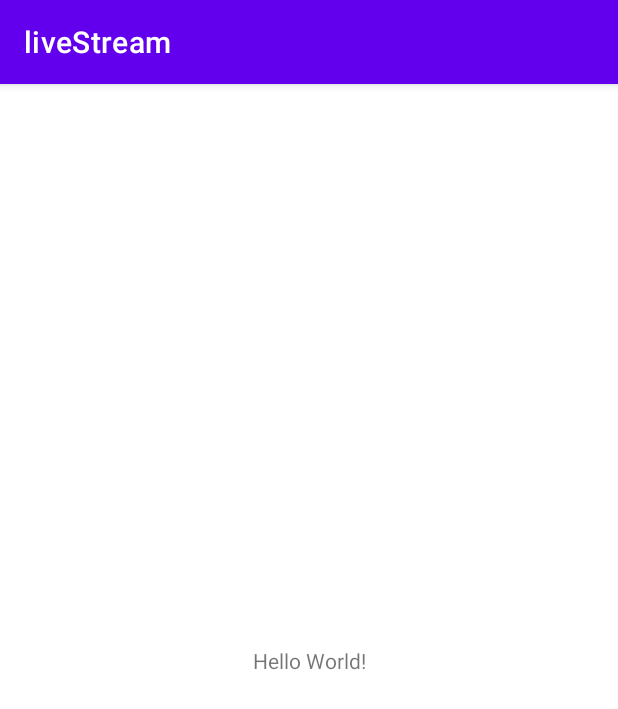
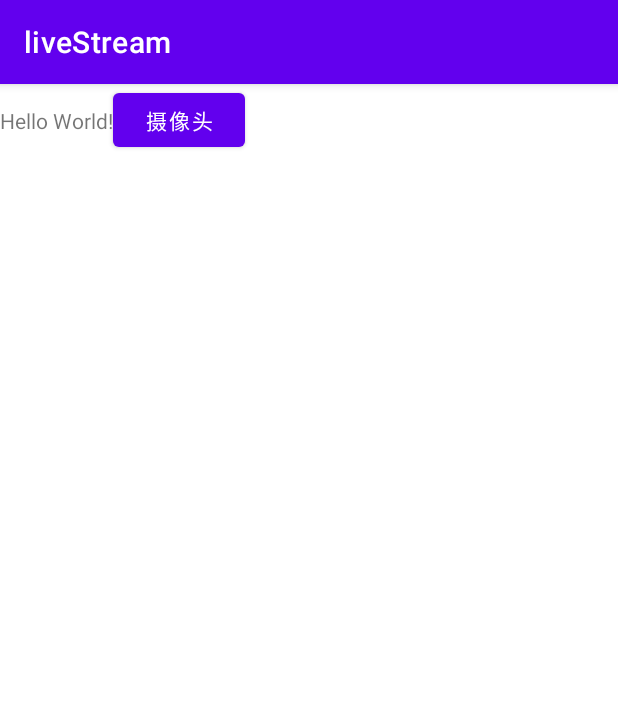
Before and after one commit to qq5132834/android, an Android app: the screen it shows after launch (MainActivity), on a phone screen of 412 x 824 dp. Shown: the top 709 px of the screen. Run offline under Robolectric (Android 15) with nearby library versions, the phone set to English and light mode, and no system bars; 2 statements that could not run were skipped.

Commit message:
打开摄像头

```diff
--- a/android/app/src/main/java/com/example/livestream/MainActivity.java
+++ b/android/app/src/main/java/com/example/livestream/MainActivity.java
@@ -2,7 +2,10 @@ package com.example.livestream;
 
 import androidx.appcompat.app.AppCompatActivity;
 
+import android.content.Intent;
 import android.os.Bundle;
+import android.view.View;
+import android.widget.Button;
 import android.widget.TextView;
 
 import com.example.livestream.databinding.ActivityMainBinding;
@@ -16,16 +19,38 @@ public class MainActivity extends AppCompatActivity {
 
     private ActivityMainBinding binding;
 
+    private Button cameraButton;
+    private TextView sampleText;
+
+    /***
+     * 初始化控件
+     */
+    private void init(){
+
+        this.binding = ActivityMainBinding.inflate(getLayoutInflater());
+        setContentView(binding.getRoot());
+
+        this.cameraButton = this.binding.buttonPullStream;
+        this.sampleText = this.binding.sampleText;
+    }
+
     @Override
     protected void onCreate(Bundle savedInstanceState) {
         super.onCreate(savedInstanceState);
 
-        binding = ActivityMainBinding.inflate(getLayoutInflater());
-        setContentView(binding.getRoot());
+        this.init();
 
         // Example of a call to a native method
-        TextView tv = binding.sampleText;
-        tv.setText(stringFromJNI());
+        this.sampleText.setText(stringFromJNI());
+
+        this.cameraButton.setOnClickListener(new View.OnClickListener() {
+            @Override
+            public void onClick(View v) {
+                Intent intent = new Intent(MainActivity.this, CameraActivity.class);
+                startActivity(intent);
+            }
+        });
+
     }
 
     /**
--- a/android/app/src/main/res/layout/activity_main.xml
+++ b/android/app/src/main/res/layout/activity_main.xml
@@ -1,10 +1,19 @@
 <?xml version="1.0" encoding="utf-8"?>
+
+
+
+
 <androidx.constraintlayout.widget.ConstraintLayout xmlns:android="http://schemas.android.com/apk/res/android"
     xmlns:app="http://schemas.android.com/apk/res-auto"
     xmlns:tools="http://schemas.android.com/tools"
     android:layout_width="match_parent"
     android:layout_height="match_parent"
     tools:context=".MainActivity">
+
+    <LinearLayout
+        android:layout_width="match_parent"
+        android:layout_height="match_parent"
+        >
 
         <TextView
             android:id="@+id/sample_text"
@@ -16,4 +25,17 @@
             app:layout_constraintStart_toStartOf="parent"
             app:layout_constraintTop_toTopOf="parent" />
 
+
+        <Button
+            android:id="@+id/button_pullStream"
+            android:layout_width="wrap_content"
+            android:layout_height="wrap_content"
+            android:text="摄像头" />
+
+
+    </LinearLayout>
+
+
+
+
 </androidx.constraintlayout.widget.ConstraintLayout>
```
Also changed, not shown: android/app/src/main/AndroidManifest.xml (+11 -0 lines), android/app/src/main/java/com/example/livestream/CameraActivity.java (added, +15 -0 lines), android/app/src/main/res/layout/activity_camera.xml (added, +20 -0 lines). Lines whose indentation alone changed are shown as unchanged.
